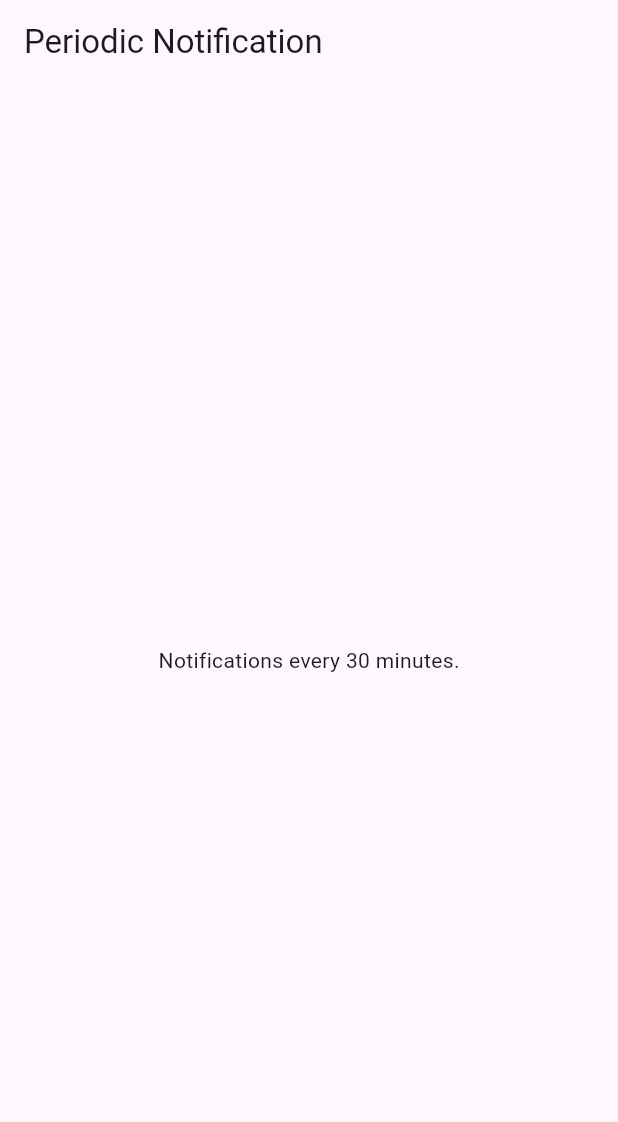
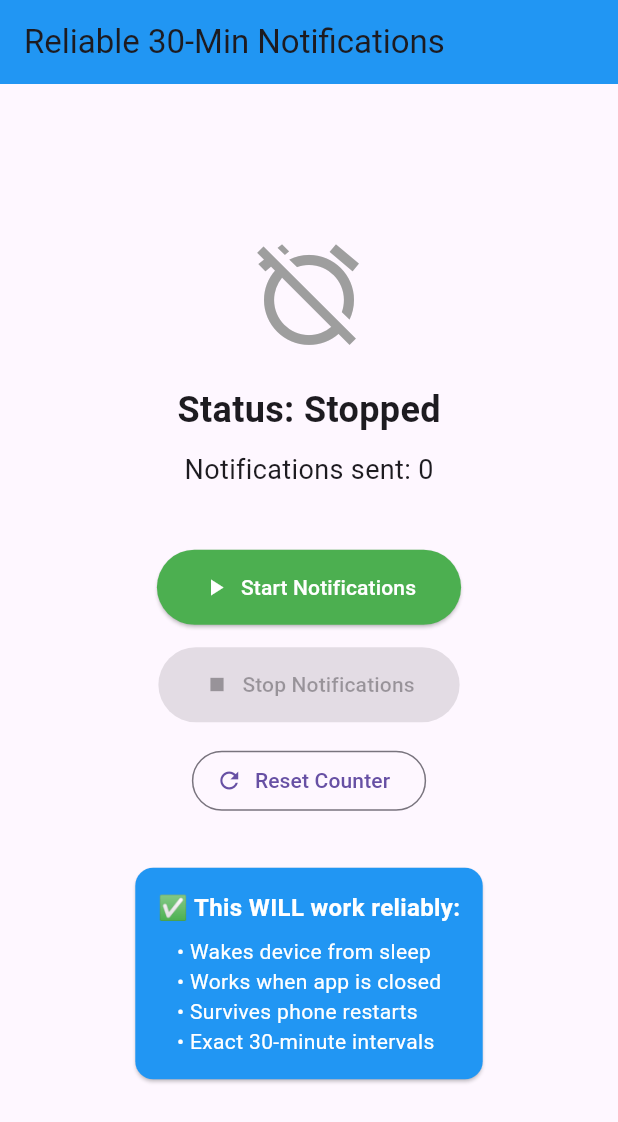
Before and after one commit to oluwatoni307/testtoni, a Flutter app: the screen it shows after launch, on a phone screen of 412 x 824 dp. Shown: the top 1122 px of the screen. Run offline on Flutter 3.47's test engine with Material 3 defaults, Android fonts, the phone set to English and light mode, and no system bars; our stand-ins replace device_info_plus, flutter_local_notifications, permission_handler, shared_preferences, sqflite, timezone; missing offline and left inert: android_alarm_manager_plus, app_settings, workmanager; accounts and stored records are empty.

Commit message:
Update main.dart

```diff
--- a/lib/main.dart
+++ b/lib/main.dart
@@ -1,86 +1,221 @@
 // pubspec.yaml
 // dependencies:
-//   workmanager: ^0.8.0
-//   flutter_local_notifications: ^x.y.z   // whichever version you're using
+//   flutter_local_notifications: ^18.0.0
+//   android_alarm_manager_plus: ^4.0.3
+//   shared_preferences: ^2.3.3
 
 import 'package:flutter/material.dart';
-import 'package:workmanager/workmanager.dart';
+import 'package:android_alarm_manager_plus/android_alarm_manager_plus.dart';
 import 'package:flutter_local_notifications/flutter_local_notifications.dart';
+import 'package:shared_preferences/shared_preferences.dart';
 
-const myPeriodicTask = "myPeriodicTask";
-
-final FlutterLocalNotificationsPlugin flutterLocalNotificationsPlugin =
+final FlutterLocalNotificationsPlugin notificationsPlugin =
     FlutterLocalNotificationsPlugin();
 
-// This must be a top-level or static function
+// Must be top-level function
 @pragma('vm:entry-point')
-void callbackDispatcher() {
-  Workmanager().executeTask((taskName, inputData) async {
-    if (taskName == myPeriodicTask) {
-      // Initialize notifications in background
-      const AndroidInitializationSettings androidInit =
-          AndroidInitializationSettings('@mipmap/ic_launcher');
-      const InitializationSettings initSettings =
-          InitializationSettings(android: androidInit);
-      await flutterLocalNotificationsPlugin.initialize(initSettings);
+void alarmCallback() async {
+  // Initialize notifications
+  const AndroidInitializationSettings androidInit =
+      AndroidInitializationSettings('@mipmap/ic_launcher');
+  await notificationsPlugin.initialize(
+    const InitializationSettings(android: androidInit),
+  );
 
-      // Show notification
-      const AndroidNotificationDetails androidDetails =
-          AndroidNotificationDetails(
-        'periodic_channel_id',
-        'Periodic Notifications',
-        channelDescription: 'Channel for periodic 30-min notifications',
-        importance: Importance.defaultImportance,
-        priority: Priority.defaultPriority,
-      );
-      const NotificationDetails notificationDetails =
-          NotificationDetails(android: androidDetails);
+  // Get count
+  final prefs = await SharedPreferences.getInstance();
+  int count = (prefs.getInt('notif_count') ?? 0) + 1;
+  await prefs.setInt('notif_count', count);
 
-      await flutterLocalNotificationsPlugin.show(
-        0,
-        "Reminder",
-        "This is your 30-minute periodic notification",
-        notificationDetails,
-      );
-    }
-
-    // Return true when the background task is successful
-    return Future.value(true);
-  });
+  // Show notification
+  await notificationsPlugin.show(
+    0,
+    'Reminder #$count',
+    '30-minute notification at ${DateTime.now().hour}:${DateTime.now().minute.toString().padLeft(2, '0')}',
+    const NotificationDetails(
+      android: AndroidNotificationDetails(
+        'alarm_channel',
+        'Alarm Notifications',
+        importance: Importance.high,
+        priority: Priority.high,
+      ),
+    ),
+  );
 }
 
-void main() {
+void main() async {
   WidgetsFlutterBinding.ensureInitialized();
-
-  Workmanager().initialize(
-    callbackDispatcher,
-    isInDebugMode:
-        false, // set to true only for debugging; background tasks behave differently in release
-  );
-
-  // Register the periodic task
-  Workmanager().registerPeriodicTask(
-    "periodicTaskUniqueName",
-    myPeriodicTask,
-    frequency: const Duration(minutes: 30),
-    // You can set constraints if needed
-    constraints: Constraints(
-      networkType: NetworkType.not_required,
-    ),
-  );
-
+  await AndroidAlarmManager.initialize();
   runApp(const MyApp());
 }
 
 class MyApp extends StatelessWidget {
   const MyApp({super.key});
+
   @override
   Widget build(BuildContext context) {
     return MaterialApp(
-      title: '30-min Notification Demo',
-      home: Scaffold(
-        appBar: AppBar(title: const Text('Periodic Notification')),
-        body: const Center(child: Text('Notifications every 30 minutes.')),
+      home: const HomeScreen(),
+    );
+  }
+}
+
+class HomeScreen extends StatefulWidget {
+  const HomeScreen({super.key});
+
+  @override
+  State<HomeScreen> createState() => _HomeScreenState();
+}
+
+class _HomeScreenState extends State<HomeScreen> {
+  bool _isRunning = false;
+  int _count = 0;
+
+  @override
+  void initState() {
+    super.initState();
+    _loadCount();
+  }
+
+  Future<void> _loadCount() async {
+    final prefs = await SharedPreferences.getInstance();
+    setState(() {
+      _count = prefs.getInt('notif_count') ?? 0;
+    });
+  }
+
+  Future<void> _startAlarm() async {
+    await AndroidAlarmManager.periodic(
+      const Duration(minutes: 30),
+      0, // Unique alarm ID
+      alarmCallback,
+      exact: true,
+      wakeup: true,
+      rescheduleOnReboot: true,
+    );
+
+    setState(() {
+      _isRunning = true;
+    });
+
+    if (mounted) {
+      ScaffoldMessenger.of(context).showSnackBar(
+        const SnackBar(
+          content: Text('✅ Started! Will notify every 30 minutes'),
+          backgroundColor: Colors.green,
+        ),
+      );
+    }
+  }
+
+  Future<void> _stopAlarm() async {
+    await AndroidAlarmManager.cancel(0);
+    setState(() {
+      _isRunning = false;
+    });
+
+    if (mounted) {
+      ScaffoldMessenger.of(context).showSnackBar(
+        const SnackBar(
+          content: Text('⏹️ Stopped periodic notifications'),
+          backgroundColor: Colors.orange,
+        ),
+      );
+    }
+  }
+
+  Future<void> _resetCount() async {
+    final prefs = await SharedPreferences.getInstance();
+    await prefs.setInt('notif_count', 0);
+    await _loadCount();
+  }
+
+  @override
+  Widget build(BuildContext context) {
+    return Scaffold(
+      appBar: AppBar(
+        title: const Text('Reliable 30-Min Notifications'),
+        backgroundColor: Colors.blue,
+      ),
+      body: Center(
+        child: Padding(
+          padding: const EdgeInsets.all(20),
+          child: Column(
+            mainAxisAlignment: MainAxisAlignment.center,
+            children: [
+              Icon(
+                _isRunning ? Icons.alarm_on : Icons.alarm_off,
+                size: 80,
+                color: _isRunning ? Colors.green : Colors.grey,
+              ),
+              const SizedBox(height: 20),
+              Text(
+                'Status: ${_isRunning ? "Running" : "Stopped"}',
+                style: const TextStyle(fontSize: 24, fontWeight: FontWeight.bold),
+              ),
+              const SizedBox(height: 10),
+              Text(
+                'Notifications sent: $_count',
+                style: const TextStyle(fontSize: 18),
+              ),
+              const SizedBox(height: 40),
+              ElevatedButton.icon(
+                onPressed: _isRunning ? null : _startAlarm,
+                icon: const Icon(Icons.play_arrow),
+                label: const Text('Start Notifications'),
+                style: ElevatedButton.styleFrom(
+                  backgroundColor: Colors.green,
+                  foregroundColor: Colors.white,
+                  padding: const EdgeInsets.symmetric(horizontal: 30, vertical: 15),
+                ),
+              ),
+              const SizedBox(height: 15),
+              ElevatedButton.icon(
+                onPressed: _isRunning ? _stopAlarm : null,
+                icon: const Icon(Icons.stop),
+                label: const Text('Stop Notifications'),
+                style: ElevatedButton.styleFrom(
+                  backgroundColor: Colors.red,
+                  foregroundColor: Colors.white,
+                  padding: const EdgeInsets.symmetric(horizontal: 30, vertical: 15),
+                ),
+              ),
+              const SizedBox(height: 15),
+              OutlinedButton.icon(
+                onPressed: _resetCount,
+                icon: const Icon(Icons.refresh),
+                label: const Text('Reset Counter'),
+              ),
+              const SizedBox(height: 30),
+              const Card(
+                color: Colors.blue,
+                child: Padding(
+                  padding: EdgeInsets.all(15),
+                  child: Column(
+                    children: [
+                      Text(
+                        '✅ This WILL work reliably:',
+                        style: TextStyle(
+                          color: Colors.white,
+                          fontWeight: FontWeight.bold,
+                          fontSize: 16,
+                        ),
+                      ),
+                      SizedBox(height: 8),
+                      Text(
+                        '• Wakes device from sleep\n'
+                        '• Works when app is closed\n'
+                        '• Survives phone restarts\n'
+                        '• Exact 30-minute intervals',
+                        style: TextStyle(color: Colors.white),
+                      ),
+                    ],
+                  ),
+                ),
+              ),
+            ],
+          ),
+        ),
       ),
     );
   }
```
